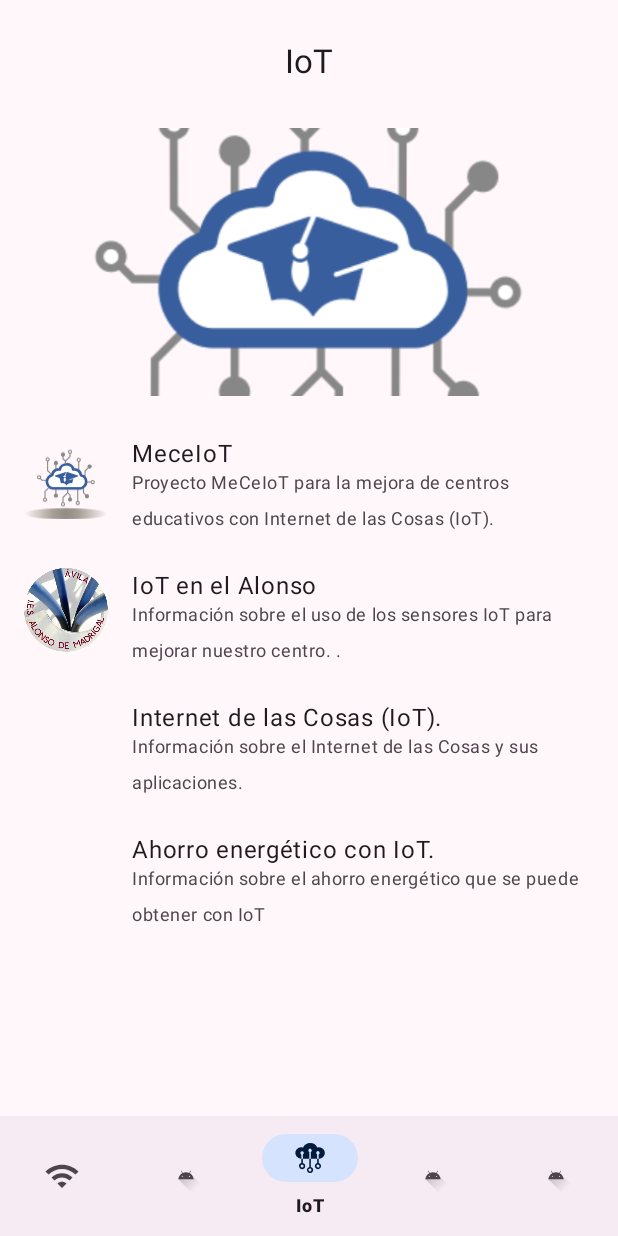
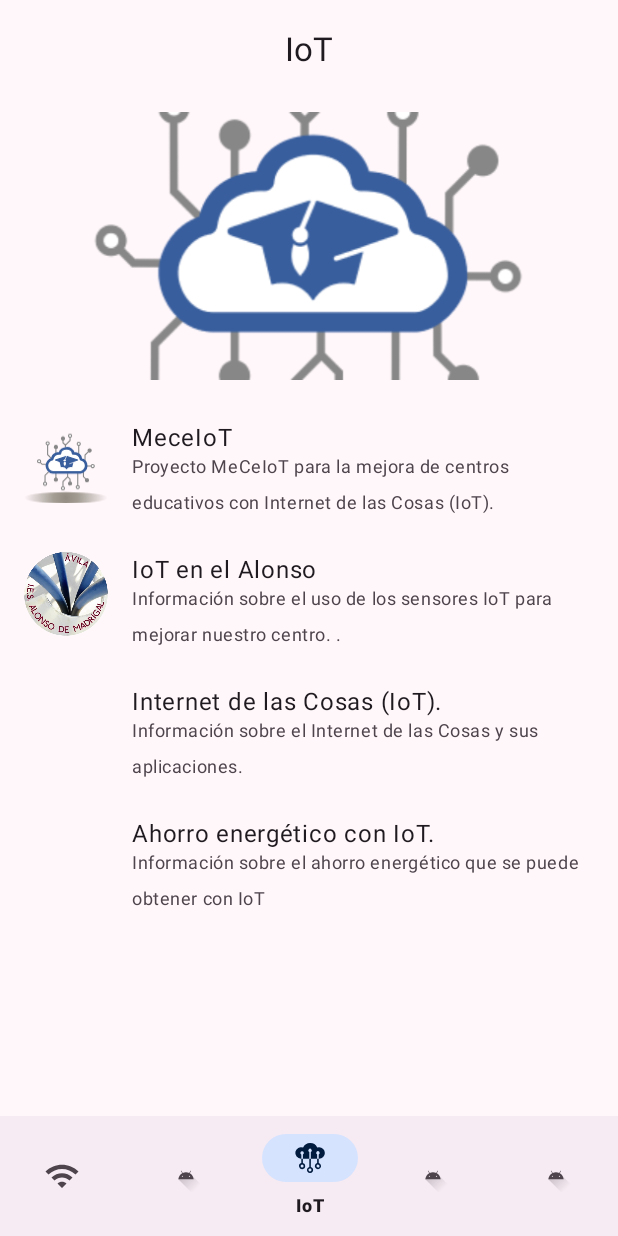
Before and after one commit to iesalonsodemadrigal/android-meceiot, an Android app: the IoTAboutFragment screen opened through its navigation route, on a phone screen of 412 x 824 dp. Run offline under Robolectric (Android 15) with nearby library versions, the phone set to English and light mode, and no system bars; our stand-ins replace navigation-ui; 3 statements that could not run were skipped.

Commit message:
feat: 23/01 fix style apptoolbar

```diff
--- a/app/src/main/java/edu/iesam/meceiot/features/iot/presentation/IoTAboutFragment.kt
+++ b/app/src/main/java/edu/iesam/meceiot/features/iot/presentation/IoTAboutFragment.kt
@@ -64,7 +64,7 @@ class IoTAboutFragment : Fragment(R.layout.fragment_iot) {
 
     private fun bindData() {
         binding.apply {
-            viewToolbar.viewToolbarTitle.title = getString(R.string.iot_title)
+            viewToolbar.mainToolbar.title = getString(R.string.iot_title)
         }
     }
 
--- a/app/src/main/res/layout/fragment_iot.xml
+++ b/app/src/main/res/layout/fragment_iot.xml
@@ -10,7 +10,7 @@
 
         <include
             android:id="@+id/view_toolbar"
-            layout="@layout/view_main_toolbar" />
+            layout="@layout/main_toolbar" />
 
         <ImageView
             android:id="@+id/view_image_iot"
--- /dev/null
+++ b/app/src/main/res/layout/main_toolbar.xml
@@ -0,0 +1,14 @@
+<?xml version="1.0" encoding="utf-8"?>
+<com.google.android.material.appbar.AppBarLayout xmlns:android="http://schemas.android.com/apk/res/android"
+    android:layout_width="match_parent"
+    android:layout_height="@dimen/toolbar_height"
+    android:background="@color/design_default_color_surface">
+
+    <com.google.android.material.appbar.MaterialToolbar
+        android:id="@+id/main_toolbar"
+        style="@style/AppmainToolbar"
+        android:layout_width="match_parent"
+        android:layout_height="@dimen/toolbar_height">
+
+    </com.google.android.material.appbar.MaterialToolbar>
+</com.google.android.material.appbar.AppBarLayout>
--- a/app/src/main/res/layout/view_main_toolbar.xml
+++ /dev/null
@@ -1,13 +0,0 @@
-<com.google.android.material.appbar.MaterialToolbar xmlns:android="http://schemas.android.com/apk/res/android"
-    xmlns:app="http://schemas.android.com/apk/res-auto"
-    android:id="@+id/view_toolbar_title"
-    style="@style/AppHeadlineHeader"
-    android:layout_width="match_parent"
-    android:layout_height="wrap_content"
-    android:layout_margin="@dimen/margin_extra_small"
-    android:padding="@dimen/padding_medium"
-    android:paddingTop="@dimen/padding_extra_small"
-    android:paddingBottom="@dimen/padding_extra_small"
-    android:textSize="@dimen/font_size_medium"
-    app:title="@string/title_this_fragment"
-    app:titleCentered="true" />
--- a/app/src/main/res/values/dimens.xml
+++ b/app/src/main/res/values/dimens.xml
@@ -45,6 +45,6 @@
 
 
     <dimen name="border_radius_extra_small">30dp</dimen>
-
+    <dimen name="toolbar_height">64dp</dimen>
 
 </resources>
--- a/app/src/main/res/values/styles.xml
+++ b/app/src/main/res/values/styles.xml
@@ -77,4 +77,10 @@
         <item name="cornerSize">50%</item>
 
     </style>
+
+    //toolbar
+
+    <style name="AppmainToolbar" parent="Widget.Material3.Toolbar.Surface">
+        <item name="titleCentered">true</item>
+    </style>
 </resources>
```
